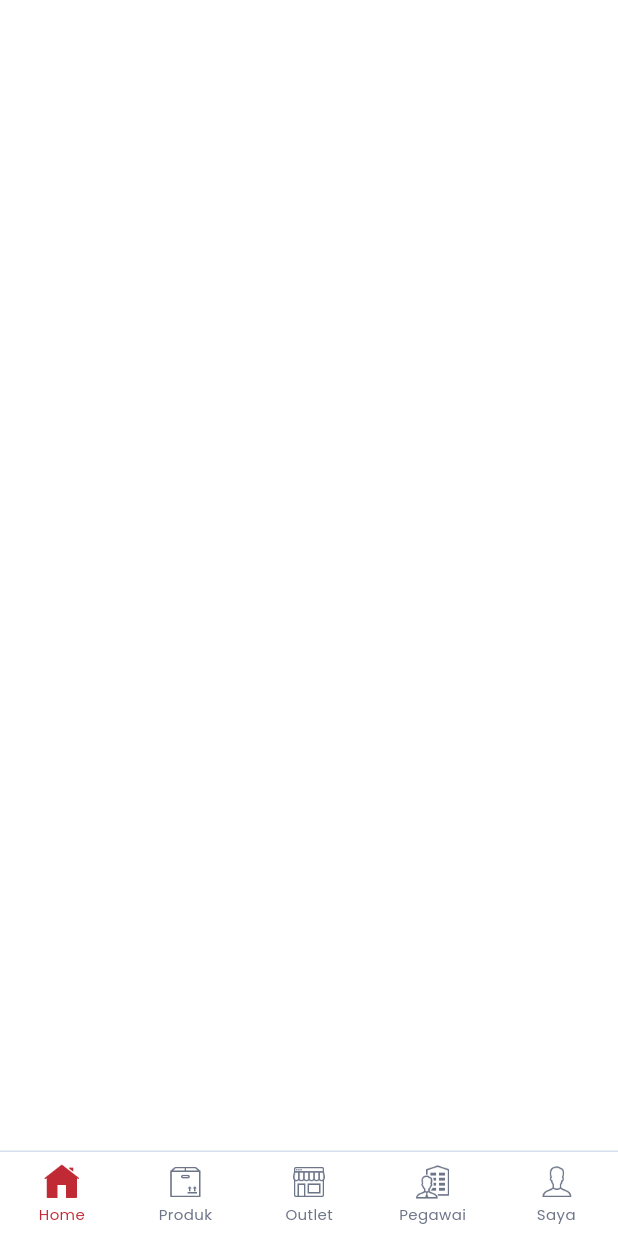
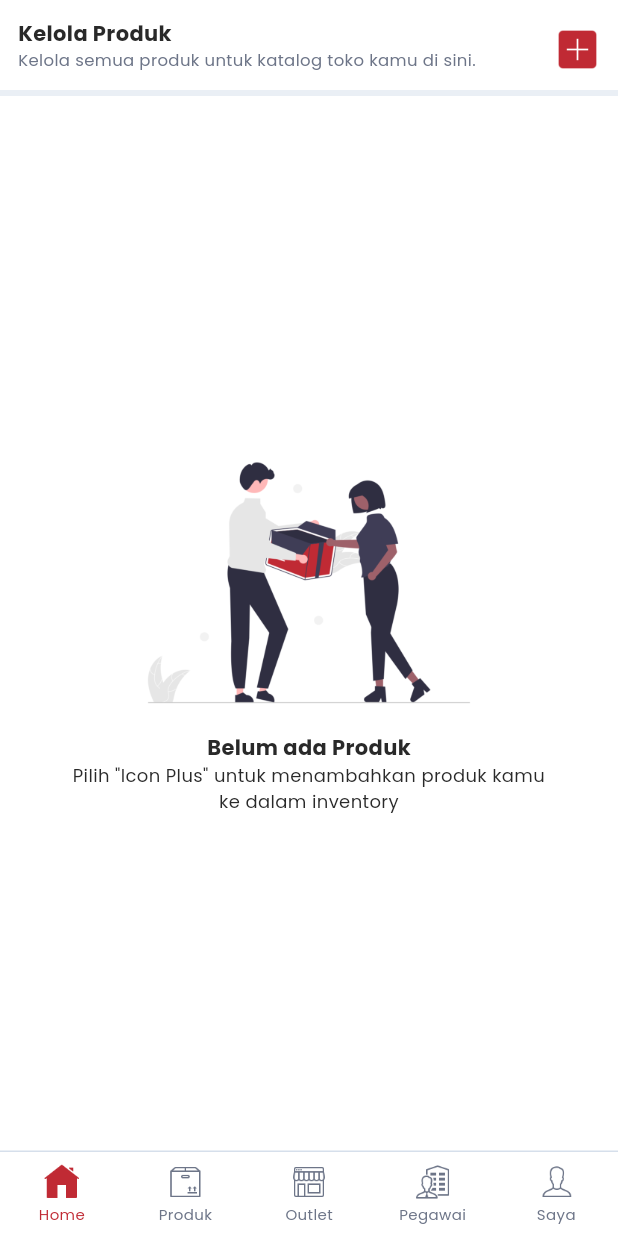
Before and after one commit to agungd3v/qlola_umkm, a Flutter app: the ProductScreen screen opened by its route, on a phone screen of 412 x 824 dp. Run offline on Flutter 3.47's test engine with Material 3 defaults, Android fonts, the phone set to English and light mode, and no system bars; our stand-ins replace flutter_dotenv, go_router, localstorage.

Commit message:
add screen manage product

```diff
--- a/lib/screens/product.dart
+++ b/lib/screens/product.dart
@@ -10,6 +10,88 @@ class ProductScreen extends StatefulWidget {
 class _ProductScreenState extends State<ProductScreen> {
   @override
   Widget build(BuildContext context) {
-    return Scaffold();
+    return Scaffold(
+      body: SafeArea(
+        child: Container(
+          child: Column(
+            crossAxisAlignment: CrossAxisAlignment.start,
+            children: [
+              Container(
+                padding: const EdgeInsets.all(12),
+                child: Row(
+                  crossAxisAlignment: CrossAxisAlignment.end,
+                  children: [
+                    Expanded(child: Column(
+                      crossAxisAlignment: CrossAxisAlignment.start,
+                      children: [
+                        Text(
+                          "Kelola Produk",
+                          style: TextStyle(
+                            fontFamily: "Poppins",
+                            fontWeight: FontWeight.w700,
+                            color: Theme.of(context).primaryColorDark
+                          )
+                        ),
+                        Text(
+                          "Kelola semua produk untuk katalog toko kamu di sini.",
+                          style: TextStyle(
+                            fontFamily: "Poppins",
+                            color: Theme.of(context).disabledColor,
+                            fontSize: 11
+                          )
+                        )
+                      ]
+                    )),
+                    GestureDetector(
+                      onTap: () => debugPrint("create new product"),
+                      child: Image.asset("assets/icons/add_new.png", width: 30, height: 30)
+                    )
+                  ]
+                )
+              ),
+              Container(
+                height: 4,
+                color: Theme.of(context).dividerColor.withOpacity(0.5),
+              ),
+              Expanded(
+                child: Container(
+                  alignment: Alignment.center,
+                  child: Column(
+                    mainAxisAlignment: MainAxisAlignment.center,
+                    children: [
+                      Image.asset("assets/icons/product_empty.png", width: 300, height: 200, fit: BoxFit.contain),
+                      Column(
+                        children: [
+                          Text(
+                            "Belum ada Produk",
+                            style: TextStyle(
+                              fontFamily: "Poppins",
+                              fontWeight: FontWeight.w700,
+                              color: Theme.of(context).primaryColorDark
+                            )
+                          ),
+                          SizedBox(
+                            width: 320,
+                            child: Text(
+                              'Pilih "Icon Plus" untuk menambahkan produk kamu ke dalam inventory',
+                              textAlign: TextAlign.center,
+                              style: TextStyle(
+                                fontFamily: "Poppins",
+                                color: Theme.of(context).primaryColorDark,
+                                fontSize: 12
+                              )
+                            )
+                          )
+                        ]
+                      )
+                    ]
+                  )
+                )
+              )
+            ]
+          )
+        )
+      )
+    );
   }
 }
```
Also changed, not shown: assets/icons/add_new.png (added), assets/icons/product_empty.png (added).
